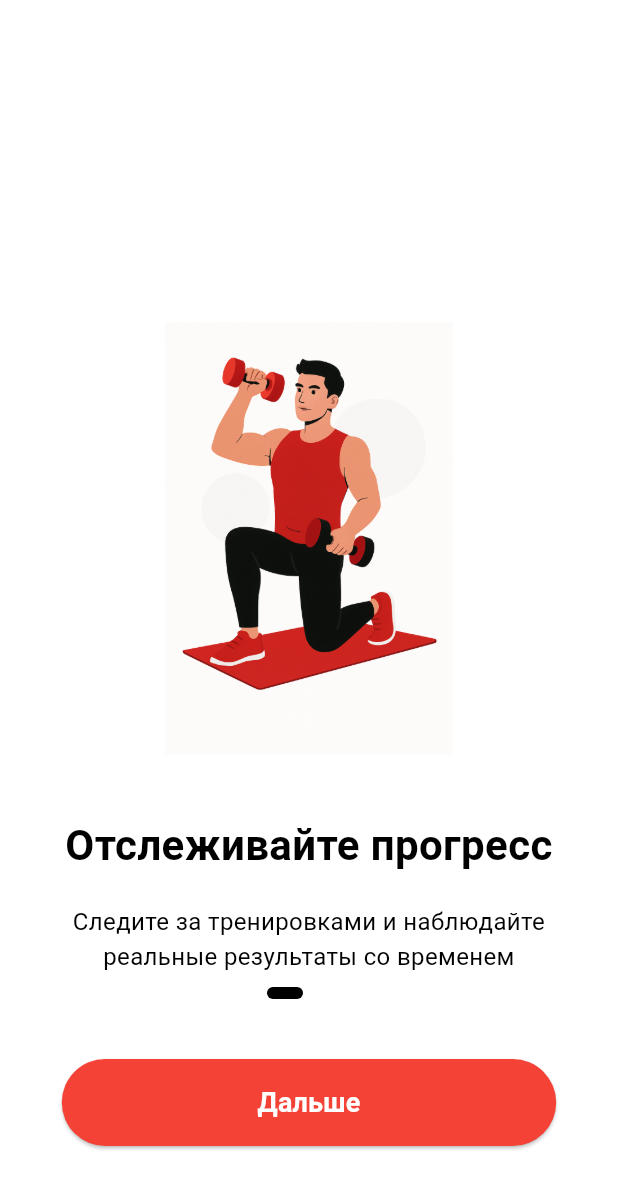
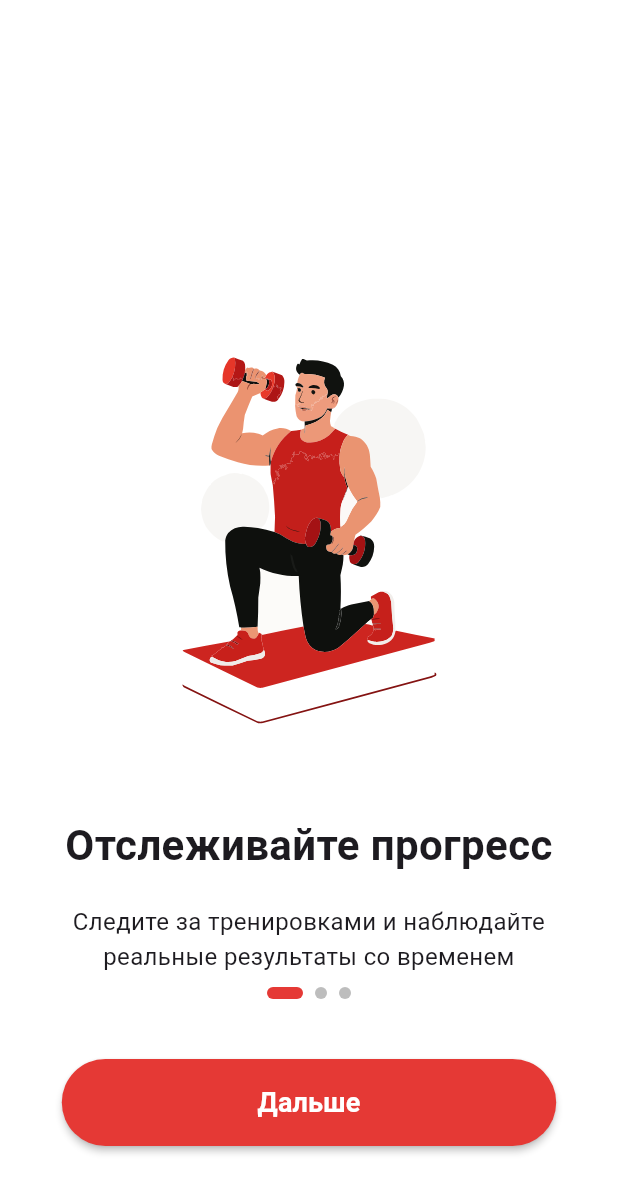
Before and after one commit to Said20055/gladiatorApp, a Flutter app: the screen it shows after launch, on a phone screen of 412 x 824 dp. Shown: the top 1193 px of the screen. Run offline on Flutter 3.47's test engine with Material 3 defaults, Android fonts, the phone set to English and light mode, and no system bars; our stand-ins replace cached_network_image, cloud_firestore, firebase_auth, firebase_core, fl_chart, flutter_dotenv and 5 more; missing offline and left inert: mobile_scanner; accounts and stored records are empty.

Commit message:
last commit

```diff
--- a/lib/features/onboarding_screen.dart
+++ b/lib/features/onboarding_screen.dart
@@ -12,34 +12,36 @@ class OnboardingScreen extends StatefulWidget {
 class _OnboardingScreenState extends State<OnboardingScreen> {
   final PageController _pageController = PageController();
   int _currentPage = 0;
+  final Color _primaryColor = const Color(0xFFE53935); // Красный акцент
 
   final List<Map<String, String>> _pages = [
     {
       'title': 'Отслеживайте прогресс',
       'subtitle': 'Следите за тренировками и наблюдайте реальные результаты со временем',
-      'image': 'assets/images/OnBoard1.png',
+      'image': 'assets/svg/OnBoard1.svg',
     },
     {
       'title': 'Персональные планы',
       'subtitle': 'Получайте индивидуальные планы тренировок на основе ваших целей',
-      'image': 'assets/images/OnBoard2.png',
+      'image': 'assets/svg/OnBoard2.svg',
     },
     {
       'title': 'Оставайтесь мотивированными',
       'subtitle': 'Тренируйтесь и станьте сильнее вместе с Gladiator!',
-      'image': 'assets/images/OnBoard3.png',
+      'image': 'assets/svg/OnBoard3.svg',
     },
-
   ];
 
   @override
   Widget build(BuildContext context) {
+    final theme = Theme.of(context);
+    final isDarkMode = theme.brightness == Brightness.dark;
+
     return Scaffold(
       body: Stack(
         children: [
-          // Фон с градиентом (как в Splash Screen)
           Container(
-            color: Colors.white,
+            color: isDarkMode ? Colors.grey[900] : Colors.white,
           ),
 
           PageView.builder(
@@ -49,18 +51,16 @@ class _OnboardingScreenState extends State<OnboardingScreen> {
               setState(() => _currentPage = index);
             },
             itemBuilder: (context, index) {
-              return _buildPage(_pages[index]);
+              return _buildPage(_pages[index], theme, isDarkMode);
             },
           ),
 
-          // Нижняя панель с индикаторами и кнопкой
           Positioned(
             bottom: 60,
             left: 0,
             right: 0,
             child: Column(
               children: [
-                // Индикаторы
                 Row(
                   mainAxisAlignment: MainAxisAlignment.center,
                   children: List.generate(
@@ -72,27 +72,25 @@ class _OnboardingScreenState extends State<OnboardingScreen> {
                       height: 8,
                       decoration: BoxDecoration(
                         color: _currentPage == index
-                            ? Colors.black
-                            : Colors.white60.withOpacity(0.5),
+                            ? _primaryColor
+                            : (isDarkMode ? Colors.grey[700] : Colors.grey[400]),
                         borderRadius: BorderRadius.circular(4),
                       ),
                     ),
                   ),
                 ),
-
                 const SizedBox(height: 40),
-
-                // Кнопка
                 SizedBox(
                   width: MediaQuery.of(context).size.width * 0.8,
                   child: ElevatedButton(
                     style: ElevatedButton.styleFrom(
-                      backgroundColor: Colors.red,
+                      backgroundColor: _primaryColor,
                       foregroundColor: Colors.white,
                       padding: const EdgeInsets.symmetric(vertical: 16),
                       shape: RoundedRectangleBorder(
                         borderRadius: BorderRadius.circular(30),
                       ),
+                      elevation: 2,
                     ),
                     onPressed: () {
                       if (_currentPage < _pages.length - 1) {
@@ -121,7 +119,7 @@ class _OnboardingScreenState extends State<OnboardingScreen> {
     );
   }
 
-  Widget _buildPage(Map<String, String> page) {
+  Widget _buildPage(Map<String, String> page, ThemeData theme, bool isDarkMode) {
     final imagePath = page['image']!;
     final isSvg = imagePath.toLowerCase().endsWith('.svg');
 
@@ -130,36 +128,32 @@ class _OnboardingScreenState extends State<OnboardingScreen> {
       child: Column(
         mainAxisAlignment: MainAxisAlignment.center,
         children: [
-
           const SizedBox(height: 40),
-
-          // Отрисовка изображения (SVG или растровое)
           isSvg
               ? SvgPicture.asset(
             imagePath,
             height: MediaQuery.of(context).size.height * 0.35,
+
           )
               : Image.asset(
             imagePath,
             height: MediaQuery.of(context).size.height * 0.35,
           ),
           const SizedBox(height: 40),
-
           Text(
             page['title']!,
-            style: const TextStyle(
-              color: Colors.black,
+            style: TextStyle(
+              color: theme.textTheme.titleLarge?.color,
               fontSize: 28,
               fontWeight: FontWeight.bold,
             ),
             textAlign: TextAlign.center,
           ),
           const SizedBox(height: 20),
-
           Text(
             page['subtitle']!,
-            style: const TextStyle(
-              color: Colors.black,
+            style: TextStyle(
+              color: theme.textTheme.bodyLarge?.color,
               fontSize: 16,
             ),
             textAlign: TextAlign.center,
--- a/pubspec.yaml
+++ b/pubspec.yaml
@@ -94,9 +94,9 @@ flutter:
   uses-material-design: true
   assets:
     - assets/svg/logo.svg
-    - assets/images/OnBoard1.png
-    - assets/images/OnBoard2.png
-    - assets/images/OnBoard3.png
+    - assets/svg/OnBoard1.svg
+    - assets/svg/OnBoard2.svg
+    - assets/svg/OnBoard3.svg
     - assets/images/logo.png
     - assets/.env
 
```
Also changed, not shown: lib/core/views/qrgenerator_dialog.dart (+22 -1 lines), lib/features/home/profile/profile_screen.dart (+42 -6 lines), assets/images/OnBoard1.png (deleted), assets/images/OnBoard2.png (deleted), assets/images/OnBoard3.png (deleted), assets/svg/OnBoard1.svg (added), assets/svg/OnBoard2.svg (added), assets/svg/OnBoard3.svg (added).
